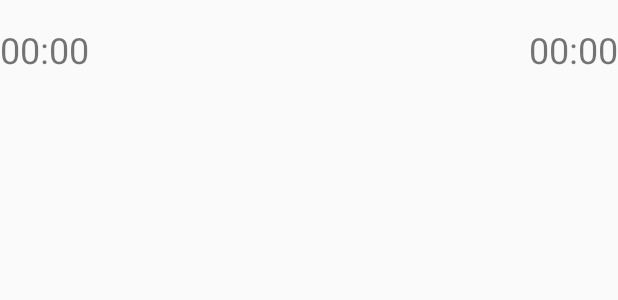
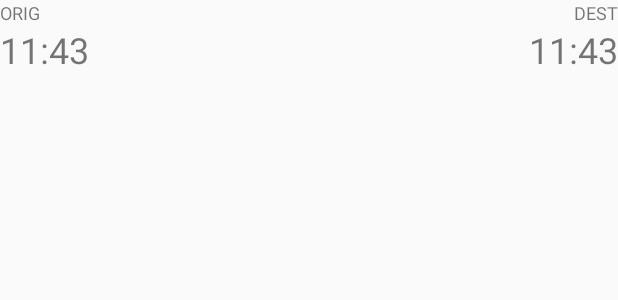
Before and after one commit to sirsanderp/BartRider, an Android app: the layout trip_detail_list_item.xml on its own in the app's theme, with its tools: preview values and no code run, on a phone screen of 412 x 824 dp. Shown: the top 300 px of the screen. Run offline under Robolectric (Android 15) with nearby library versions, the phone set to English and light mode, and no system bars; network calls fail.

Commit message:
Added/Updated "tools" attributes.

```diff
--- a/app/build.gradle
+++ b/app/build.gradle
@@ -11,6 +11,7 @@ android {
         versionCode 1
         versionName "1.0"
     }
+
     buildTypes {
         debug {
             debuggable true
--- a/app/src/main/java/com/sanderp/bartrider/xmlparser/AdvisoryParser.java
+++ b/app/src/main/java/com/sanderp/bartrider/xmlparser/AdvisoryParser.java
@@ -12,7 +12,7 @@ import java.util.ArrayList;
 import java.util.List;
 
 /**
- * Created by sande on 1/16/2017.
+ * Created by Sander Peerna on 1/16/2017.
  */
 
 public class AdvisoryParser {
--- a/app/src/main/res/layout/trip_detail_list_item.xml
+++ b/app/src/main/res/layout/trip_detail_list_item.xml
@@ -1,5 +1,6 @@
 <?xml version="1.0" encoding="utf-8"?>
 <RelativeLayout xmlns:android="http://schemas.android.com/apk/res/android"
+    xmlns:tools="http://schemas.android.com/tools"
     android:layout_width="match_parent" android:layout_height="match_parent">
 
     <TextView
@@ -8,7 +9,8 @@
         android:layout_height="wrap_content"
         android:layout_alignParentEnd="true"
         android:layout_alignParentRight="true"
-        android:textSize="12sp" />
+        android:textSize="12sp"
+        tools:text="@string/sample_dest_abbr" />
 
     <TextView
         android:id="@+id/trip_leg_dest_time"
@@ -17,8 +19,8 @@
         android:layout_alignParentEnd="true"
         android:layout_alignParentRight="true"
         android:layout_below="@+id/trip_leg_dest_name"
-        android:text="@string/sample_time"
-        android:textSize="24sp" />
+        android:textSize="24sp"
+        tools:text="@string/sample_time" />
 
     <TextView
         android:id="@+id/trip_leg_orig_name"
@@ -26,7 +28,8 @@
         android:layout_height="wrap_content"
         android:layout_alignParentLeft="true"
         android:layout_alignParentStart="true"
-        android:textSize="12sp" />
+        android:textSize="12sp"
+        tools:text="@string/sample_orig_abbr" />
 
     <TextView
         android:id="@+id/trip_leg_orig_time"
@@ -35,7 +38,7 @@
         android:layout_alignParentLeft="true"
         android:layout_alignParentStart="true"
         android:layout_below="@+id/trip_leg_orig_name"
-        android:text="@string/sample_time"
-        android:textSize="24sp" />
+        android:textSize="24sp"
+        tools:text="@string/sample_time" />
 
 </RelativeLayout>
--- a/app/src/main/res/layout/trip_overview_list_item_separator.xml
+++ b/app/src/main/res/layout/trip_overview_list_item_separator.xml
@@ -1,5 +1,6 @@
 <?xml version="1.0" encoding="utf-8"?>
 <RelativeLayout xmlns:android="http://schemas.android.com/apk/res/android"
+    xmlns:tools="http://schemas.android.com/tools"
     android:layout_width="match_parent" android:layout_height="match_parent">
 
     <TextView
@@ -7,7 +8,7 @@
         android:layout_width="wrap_content"
         android:layout_height="wrap_content"
         android:layout_centerHorizontal="true"
-        android:text="@string/sample_time"
-        android:textSize="18sp" />
+        android:textSize="18sp"
+        tools:text="@string/sample_trip" />
 
 </RelativeLayout>
--- a/app/src/main/res/values/strings.xml
+++ b/app/src/main/res/values/strings.xml
@@ -2,8 +2,15 @@
     <string name="app_name">"Bart Rider"</string>
 
     <string name="hello_world">"Hello world!"</string>
-    <string name="sample_fare">"$0.00"</string>
-    <string name="sample_time">"00:00"</string>
+    <string name="sample_fare">"$5.00"</string>
+    <string name="sample_time">"11:43"</string>
     <string name="action_settings">"Settings"</string>
     <string name="action_refresh">"Refresh"</string>
+    <string name="sample_orig_abbr">ORIG</string>
+    <string name="sample_dest_abbr">DEST</string>
+    <string name="sample_orig">Origin Station</string>
+    <string name="sample_co2">7.39</string>
+    <string name="sample_dest">Destination Station</string>
+    <string name="sample_advisory">No delays reported.</string>
+    <string name="sample_trip">Origin Station - Destination Station</string>
 </resources>
--- a/build.gradle
+++ b/build.gradle
@@ -5,7 +5,7 @@ buildscript {
         jcenter()
     }
     dependencies {
-        classpath 'com.android.tools.build:gradle:2.2.3'
+        classpath 'com.android.tools.build:gradle:2.3.0'
 
         // NOTE: Do not place your application dependencies here; they belong
         // in the individual module build.gradle files
```
Also changed, not shown: app/src/main/java/com/sanderp/bartrider/asynctask/AdvisoryAsyncTask.java (+1 -7 lines), app/src/main/res/layout/trip_detail.xml (+8 -4 lines), app/src/main/res/layout/trip_overview.xml (+7 -4 lines), app/src/main/res/layout/trip_overview_list_item.xml (+6 -5 lines), gradle/wrapper/gradle-wrapper.properties, 1 other file.
